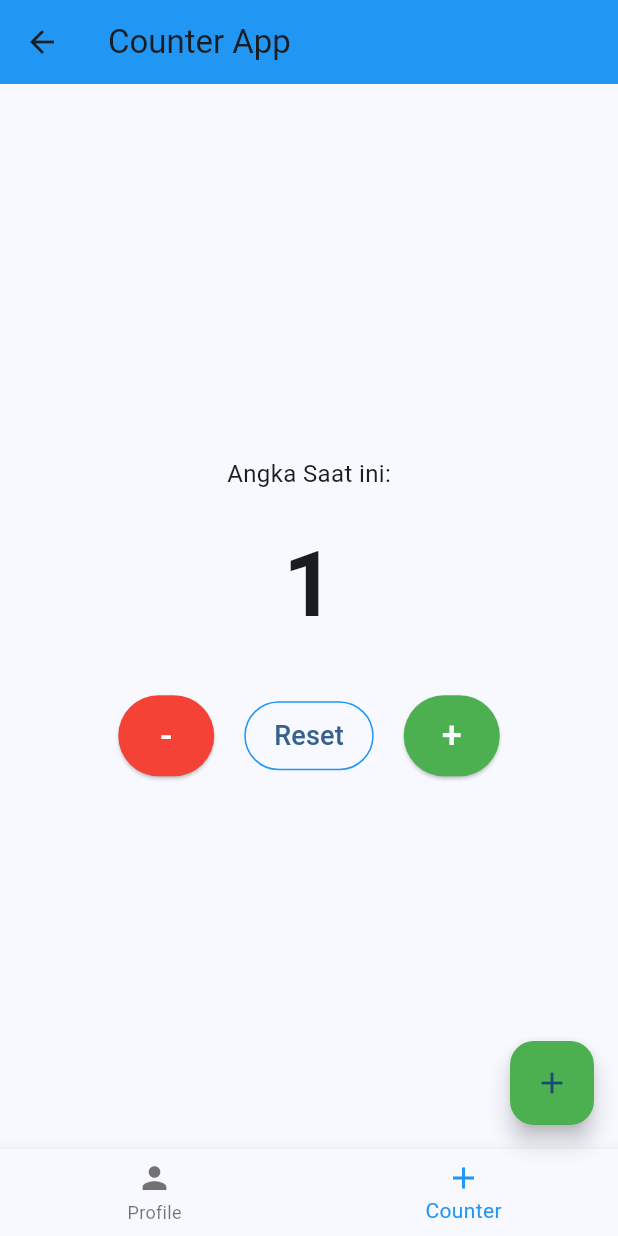
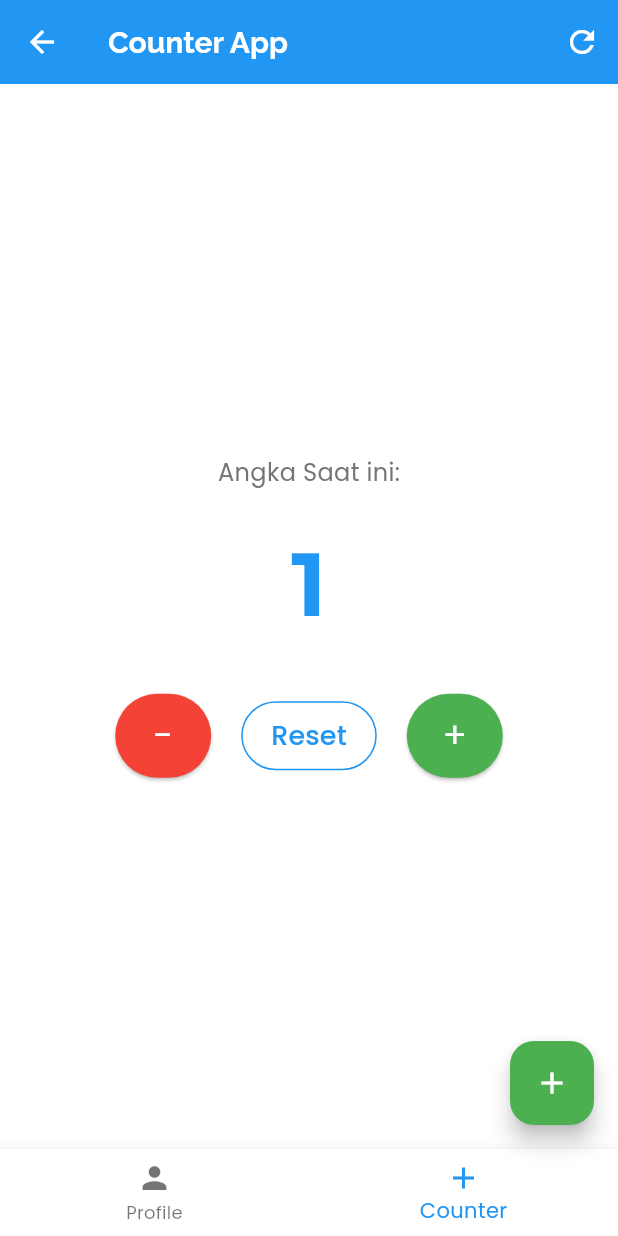
Before and after one commit to Fallujahrama/repo-js-Mobile, a Flutter app: the screen it shows after launch, item 2 of the bottom bar chosen, after a tap on the "add" icon, on a phone screen of 412 x 824 dp. Run offline on Flutter 3.47's test engine with Material 3 defaults, Android fonts, the light colour scheme and no system bars; our stand-ins replace audioplayers, google_fonts.

Commit message:
menambah google fonts, custom tema warna

```diff
--- a/pertemuan6/tugas6/lib/main.dart
+++ b/pertemuan6/tugas6/lib/main.dart
@@ -1,7 +1,18 @@
 import 'package:flutter/material.dart';
+import 'package:google_fonts/google_fonts.dart';
 
 void main() {
   runApp(const MyApp());
+}
+
+// Kelas untuk custom theme colors
+class CustomColors {
+  static const Color primaryColor = Color(0xFF2196F3); // Blue
+  static const Color secondaryColor = Color(0xFF03A9F4); // Light Blue
+  static const Color accentColor = Color(0xFFFF9800); // Orange
+  static const Color textPrimary = Color(0xFF212121); // Dark Grey
+  static const Color textSecondary = Color(0xFF757575); // Grey
+  static const Color background = Color(0xFFF5F5F5); // Light Grey
 }
 
 class MyApp extends StatelessWidget {
@@ -12,7 +23,43 @@ class MyApp extends StatelessWidget {
     return MaterialApp(
       title: 'My Profile & Counter App',
       theme: ThemeData(
-        colorScheme: ColorScheme.fromSeed(seedColor: Colors.blue),
+        // Custom color scheme
+        colorScheme: ColorScheme(
+          primary: CustomColors.primaryColor,
+          secondary: CustomColors.secondaryColor,
+          surface: Colors.white,
+          // ignore: deprecated_member_use
+          background: CustomColors.background,
+          error: Colors.red,
+          onPrimary: Colors.white,
+          onSecondary: Colors.black,
+          onSurface: CustomColors.textPrimary,
+          // ignore: deprecated_member_use
+          onBackground: CustomColors.textPrimary,
+          onError: Colors.white,
+          brightness: Brightness.light,
+        ),
+        // Google fonts untuk seluruh aplikasi
+        textTheme: GoogleFonts.poppinsTextTheme(
+          Theme.of(context).textTheme,
+        ),
+        // Tambahan kustomisasi
+        appBarTheme: AppBarTheme(
+          backgroundColor: CustomColors.primaryColor,
+          foregroundColor: Colors.white,
+          titleTextStyle: GoogleFonts.raleway(
+            fontSize: 20,
+            fontWeight: FontWeight.bold,
+            color: Colors.white,
+          ),
+        ),
+        elevatedButtonTheme: ElevatedButtonThemeData(
+          style: ElevatedButton.styleFrom(
+            backgroundColor: CustomColors.secondaryColor,
+            foregroundColor: Colors.white,
+            textStyle: GoogleFonts.poppins(),
+          ),
+        ),
         useMaterial3: true,
       ),
       home: const ProfilePage(),
@@ -27,8 +74,35 @@ class ProfilePage extends StatelessWidget {
   Widget build(BuildContext context) {
     return Scaffold(
       appBar: AppBar(
-        title: const Text('Profil Mahasiswa'),
-        backgroundColor: Colors.blue,
+        title: Text(
+          'Profil Mahasiswa',
+          style: GoogleFonts.raleway(fontWeight: FontWeight.bold),
+        ),
+        backgroundColor: CustomColors.primaryColor,
+        actions: [
+          IconButton(
+            icon: const Icon(Icons.info_outline),
+            tooltip: 'Info',
+            onPressed: () {
+              showDialog(
+                context: context,
+                builder: (context) => AlertDialog(
+                  title: Text('About', style: GoogleFonts.poppins(fontWeight: FontWeight.bold)),
+                  content: Text(
+                    'Aplikasi ini dibuat untuk tugas pertemuan 6 Flutter.',
+                    style: GoogleFonts.poppins(),
+                  ),
+                  actions: [
+                    TextButton(
+                      onPressed: () => Navigator.of(context).pop(),
+                      child: const Text('OK'),
+                    ),
+                  ],
+                ),
+              );
+            },
+          ),
+        ],
       ),
       bottomNavigationBar: BottomNavigationBar(
         items: const <BottomNavigationBarItem>[
@@ -42,7 +116,7 @@ class ProfilePage extends StatelessWidget {
           ),
         ],
         currentIndex: 0, // Set the current index to highlight the selected item
-        selectedItemColor: Colors.blue,
+        selectedItemColor: CustomColors.primaryColor,
         onTap: (index) {
           if (index == 1) {
             // Navigate to the Counter page
@@ -68,7 +142,7 @@ class ProfilePage extends StatelessWidget {
               height: 150,
               decoration: BoxDecoration(
                 shape: BoxShape.circle,
-                border: Border.all(color: Colors.blue, width: 2),
+                border: Border.all(color: CustomColors.primaryColor, width: 2),
               ),
               child: ClipOval(
                 child: Image.asset(
@@ -92,27 +166,27 @@ class ProfilePage extends StatelessWidget {
             // Nama, NIM, dan Jurusan
             Text(
               'Fallujah Ramadi C',
-              style: TextStyle(
+              style: GoogleFonts.montserrat(
                 fontSize: 24,
                 fontWeight: FontWeight.bold,
-                color: Colors.blue.shade800,
+                color: CustomColors.primaryColor,
               ),
             ),
             const SizedBox(height: 8),
             Text(
               'NIM: 2341760005',
-              style: TextStyle(
+              style: GoogleFonts.poppins(
                 fontSize: 18,
-                color: Colors.grey.shade700,
+                color: CustomColors.textSecondary,
               ),
             ),
             const SizedBox(height: 8),
             Text(
               'Prodi Sistem Informasi Bisnis',
-              style: TextStyle(
+              style: GoogleFonts.poppins(
                 fontSize: 18,
                 fontStyle: FontStyle.italic,
-                color: Colors.grey.shade700,
+                color: CustomColors.textSecondary,
               ),
             ),
             const SizedBox(height: 20),
@@ -120,13 +194,13 @@ class ProfilePage extends StatelessWidget {
             Row(
               mainAxisAlignment: MainAxisAlignment.center,
               children: [
-                const Icon(Icons.email, color: Colors.blue),
+                Icon(Icons.email, color: CustomColors.secondaryColor),
                 const SizedBox(width: 8),
                 Text(
                   '2341760004@student.polinema.ac.id',
-                  style: TextStyle(
+                  style: GoogleFonts.poppins(
                     fontSize: 16,
-                    color: Colors.grey.shade700,
+                    color: CustomColors.textSecondary,
                   ),
                 ),
               ],
@@ -135,14 +209,44 @@ class ProfilePage extends StatelessWidget {
             Row(
               mainAxisAlignment: MainAxisAlignment.center,
               children: [
-                const Icon(Icons.phone, color: Colors.blue),
+                Icon(Icons.phone, color: CustomColors.secondaryColor),
                 const SizedBox(width: 8),
                 Text(
                   '0857 1804 0815',
-                  style: TextStyle(
+                  style: GoogleFonts.poppins(
                     fontSize: 16,
-                    color: Colors.grey.shade700,
+                    color: CustomColors.textSecondary,
                   ),
+                ),
+              ],
+            ),
+            const SizedBox(height: 25),
+            // Social Media IconButtons (Bonus Feature)
+            Row(
+              mainAxisAlignment: MainAxisAlignment.center,
+              children: [
+                IconButton(
+                  onPressed: () {},
+                  icon: const Icon(Icons.camera_alt),
+                  color: CustomColors.accentColor,
+                  iconSize: 30,
+                  tooltip: 'Instagram',
+                ),
+                const SizedBox(width: 15),
+                IconButton(
+                  onPressed: () {},
+                  icon: const Icon(Icons.code),
+                  color: CustomColors.primaryColor,
+                  iconSize: 30,
+                  tooltip: 'GitHub',
+                ),
+                const SizedBox(width: 15),
+                IconButton(
+                  onPressed: () {},
+                  icon: const Icon(Icons.business_center),
+                  color: CustomColors.secondaryColor,
+                  iconSize: 30,
+                  tooltip: 'LinkedIn',
                 ),
               ],
             ),
@@ -187,8 +291,18 @@ class _CounterPageState extends State<CounterPage> {
   Widget build(BuildContext context) {
     return Scaffold(
       appBar: AppBar(
-        title: const Text('Counter App'),
-        backgroundColor: Colors.blue,
+        title: Text(
+          'Counter App',
+          style: GoogleFonts.raleway(fontWeight: FontWeight.bold),
+        ),
+        backgroundColor: CustomColors.primaryColor,
+        actions: [
+          IconButton(
+            icon: const Icon(Icons.refresh),
+            tooltip: 'Reset Counter',
+            onPressed: _resetCounter,
+          ),
+        ],
       ),
       bottomNavigationBar: BottomNavigationBar(
         items: const <BottomNavigationBarItem>[
@@ -202,7 +316,7 @@ class _CounterPageState extends State<CounterPage> {
           ),
         ],
         currentIndex: 1, // Set the current index to highlight Counter tab
-        selectedItemColor: Colors.blue,
+        selectedItemColor: CustomColors.primaryColor,
         onTap: (index) {
           if (index == 0) {
             // Navigate back to Profile page
@@ -214,14 +328,21 @@ class _CounterPageState extends State<CounterPage> {
         child: Column(
           mainAxisAlignment: MainAxisAlignment.center,
           children: [
-            const Text(
+            Text(
               'Angka Saat ini:',
-              style: TextStyle(fontSize: 16),
+              style: GoogleFonts.poppins(
+                fontSize: 16,
+                color: CustomColors.textSecondary,
+              ),
             ),
             const SizedBox(height: 20),
             Text(
               '$counter',
-              style: const TextStyle(fontSize: 60, fontWeight: FontWeight.bold),
+              style: GoogleFonts.montserrat(
+                fontSize: 60,
+                fontWeight: FontWeight.bold,
+                color: CustomColors.primaryColor,
+              ),
             ),
             const SizedBox(height: 30),
             Row(
@@ -233,16 +354,25 @@ class _CounterPageState extends State<CounterPage> {
                     backgroundColor: Colors.red,
                     padding: const EdgeInsets.symmetric(horizontal: 20, vertical: 10),
                   ),
-                  child: const Text('-', style: TextStyle(fontSize: 24, color: Colors.white)),
+                  child: Text(
+                    '-',
+                    style: GoogleFonts.poppins(fontSize: 24, color: Colors.white),
+                  ),
                 ),
                 const SizedBox(width: 20),
                 OutlinedButton(
                   onPressed: _resetCounter,
                   style: OutlinedButton.styleFrom(
-                    side: const BorderSide(color: Colors.blue, width: 1),
+                    side: BorderSide(color: CustomColors.primaryColor, width: 1),
                     padding: const EdgeInsets.symmetric(horizontal: 20, vertical: 10),
                   ),
-                  child: const Text('Reset', style: TextStyle(fontSize: 18)),
+                  child: Text(
+                    'Reset',
+                    style: GoogleFonts.poppins(
+                      fontSize: 18,
+                      color: CustomColors.primaryColor,
+                    ),
+                  ),
                 ),
                 const SizedBox(width: 20),
                 ElevatedButton(
@@ -251,7 +381,10 @@ class _CounterPageState extends State<CounterPage> {
                     backgroundColor: Colors.green,
                     padding: const EdgeInsets.symmetric(horizontal: 20, vertical: 10),
                   ),
-                  child: const Text('+', style: TextStyle(fontSize: 24, color: Colors.white)),
+                  child: Text(
+                    '+',
+                    style: GoogleFonts.poppins(fontSize: 24, color: Colors.white),
+                  ),
                 ),
               ],
             ),
--- a/pertemuan6/tugas6/pubspec.yaml
+++ b/pertemuan6/tugas6/pubspec.yaml
@@ -34,6 +34,9 @@ dependencies:
   # The following adds the Cupertino Icons font to your application.
   # Use with the CupertinoIcons class for iOS style icons.
   cupertino_icons: ^1.0.8
+
+  # Google Fonts untuk kustomisasi text
+  google_fonts: ^6.1.0
 
 dev_dependencies:
   flutter_test:
```
Also changed, not shown: pertemuan6/tugas6/pubspec.lock, 1 other file.
